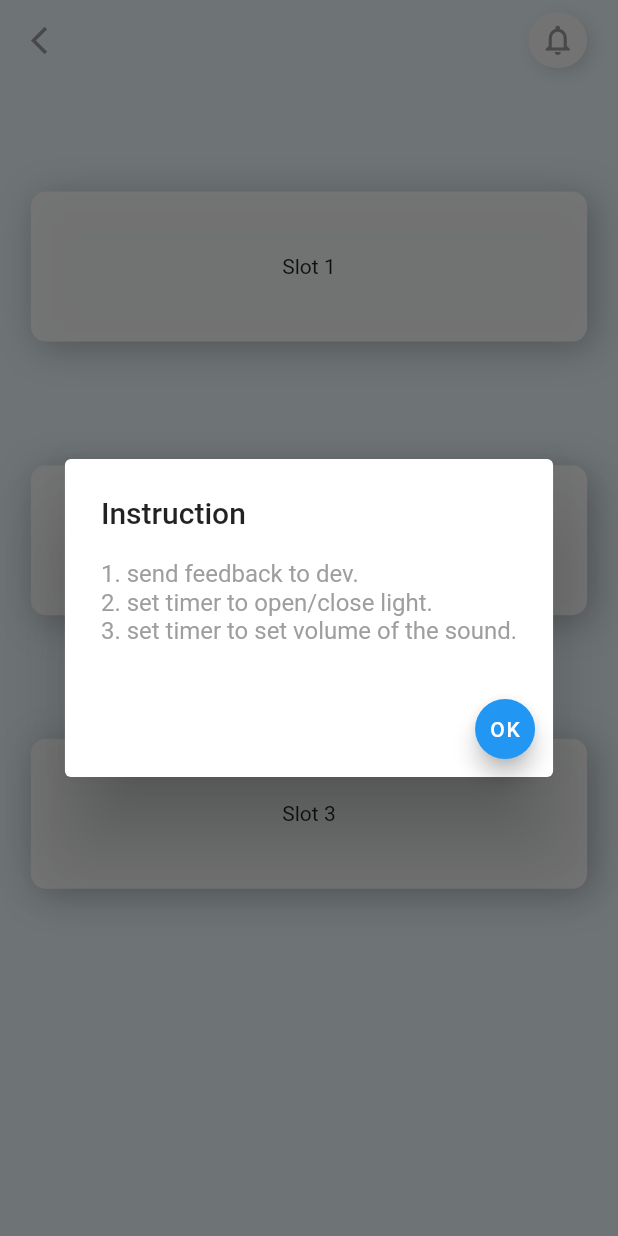
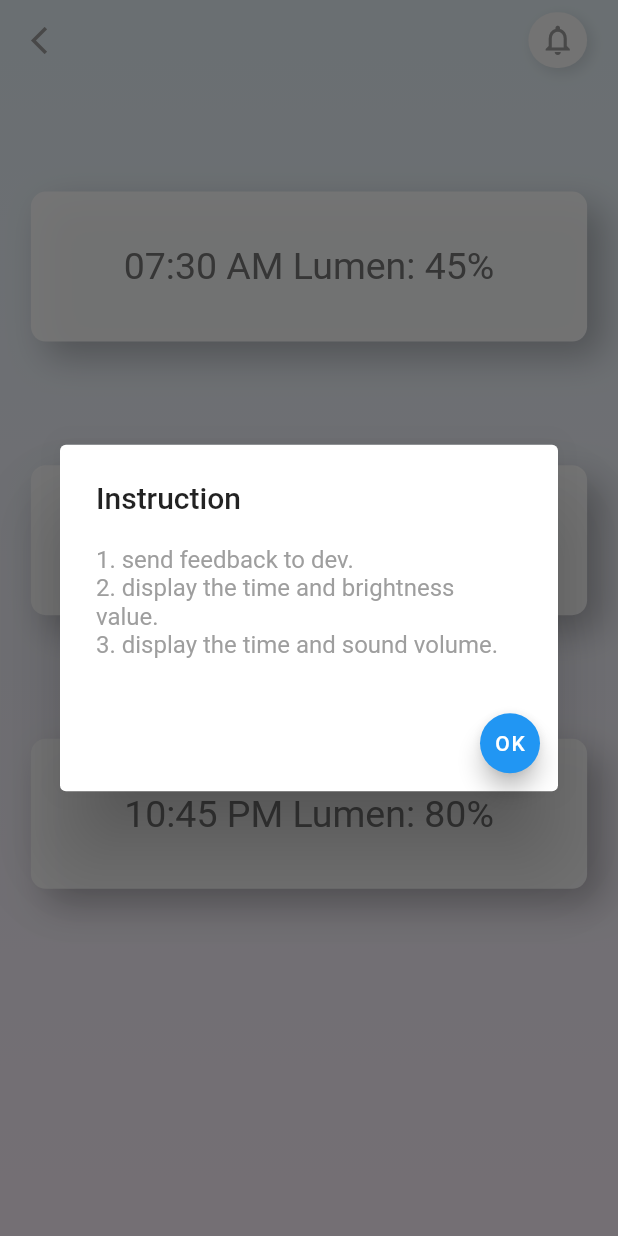
Before and after one commit to TeekhathatTT/Connect_IOT_Around_The_World, a Flutter app: the SensorScreenLight screen opened directly, after a tap on the "notifications none" icon, on a phone screen of 412 x 824 dp. Run offline on Flutter 3.47's test engine with Material 2 defaults, Android fonts, the phone set to English and light mode, and no system bars; Roboto replaces fonts that are missing (Poppins).

Commit message:
update all

```diff
--- a/lib/LandingScreen/components/body.dart
+++ b/lib/LandingScreen/components/body.dart
@@ -119,7 +119,7 @@ void _showMessageBox(BuildContext context) {
       return AlertDialog(
         title: Text("Instruction"),
         content: Text(
-          "1. send feedback to dev.\n2. set timer to open/close light.\n3. set timer to set volume of the sound.",
+          "1. send feedback to dev.\n2. display the time and brightness value.\n3. display the time and sound volume.",
           style: TextStyle(
             color: Colors.grey,
           ),
--- a/lib/SensorScreen/sensor_screen_light.dart
+++ b/lib/SensorScreen/sensor_screen_light.dart
@@ -7,8 +7,18 @@ class SensorScreenLight extends StatelessWidget {
   @override
   Widget build(BuildContext context) {
     return Scaffold(
-      backgroundColor: Color.fromARGB(255, 239, 250, 255),
-      body: Padding(
+        body: Container(
+      decoration: BoxDecoration(
+        gradient: LinearGradient(
+          colors: [
+            Color.fromARGB(255, 231, 243, 249),
+            Color.fromARGB(255, 253, 243, 253),
+          ],
+          begin: Alignment.topCenter,
+          end: Alignment.bottomCenter,
+        ),
+      ),
+      child: Padding(
         padding: EdgeInsets.symmetric(
             horizontal: MediaQuery.of(context).size.width * 0.05),
         child: Column(children: [
@@ -56,12 +66,15 @@ class SensorScreenLight extends StatelessWidget {
                   boxShadow: [
                     BoxShadow(
                       color: Colors.black26,
-                      offset: Offset(4, 4),
+                      offset: Offset(10, 10),
                       blurRadius: 20,
                     ),
                   ],
                 ),
-                child: Center(child: Text('Slot 1')),
+                child: Center(
+                    child: Text('07:30 AM Lumen: 45%',
+                        style:
+                            TextStyle(color: Colors.grey[600], fontSize: 25))),
               ),
               SizedBox(height: size.height * 0.1),
               Container(
@@ -73,12 +86,15 @@ class SensorScreenLight extends StatelessWidget {
                   boxShadow: [
                     BoxShadow(
                       color: Colors.black26,
-                      offset: Offset(4, 4),
+                      offset: Offset(10, 10),
                       blurRadius: 20,
                     ),
                   ],
                 ),
-                child: Center(child: Text('Slot 2')),
+                child: Center(
+                    child: Text('12:00 PM Lumen: 15%',
+                        style:
+                            TextStyle(color: Colors.grey[600], fontSize: 25))),
               ),
               SizedBox(height: size.height * 0.1),
               Container(
@@ -90,18 +106,21 @@ class SensorScreenLight extends StatelessWidget {
                   boxShadow: [
                     BoxShadow(
                       color: Colors.black26,
-                      offset: Offset(4, 4),
+                      offset: Offset(10, 10),
                       blurRadius: 20,
                     ),
                   ],
                 ),
-                child: Center(child: Text('Slot 3')),
+                child: Center(
+                    child: Text('10:45 PM Lumen: 80%',
+                        style:
+                            TextStyle(color: Colors.grey[600], fontSize: 25))),
               ),
             ],
           ),
         ]),
       ),
-    );
+    ));
   }
 }
 
@@ -112,7 +131,7 @@ void _showMessageBox(BuildContext context) {
       return AlertDialog(
         title: Text("Instruction"),
         content: Text(
-          "1. send feedback to dev.\n2. set timer to open/close light.\n3. set timer to set volume of the sound.",
+          "1. send feedback to dev.\n2. display the time and brightness value.\n3. display the time and sound volume.",
           style: TextStyle(
             color: Colors.grey,
           ),
```
Also changed, not shown: lib/LandingScreen/landing_screen.dart (+13 -3 lines), lib/SensorScreen/sensor_screen_maintenance.dart (+16 -7 lines), lib/SensorScreen/sensor_screen_sound.dart (+29 -10 lines).
